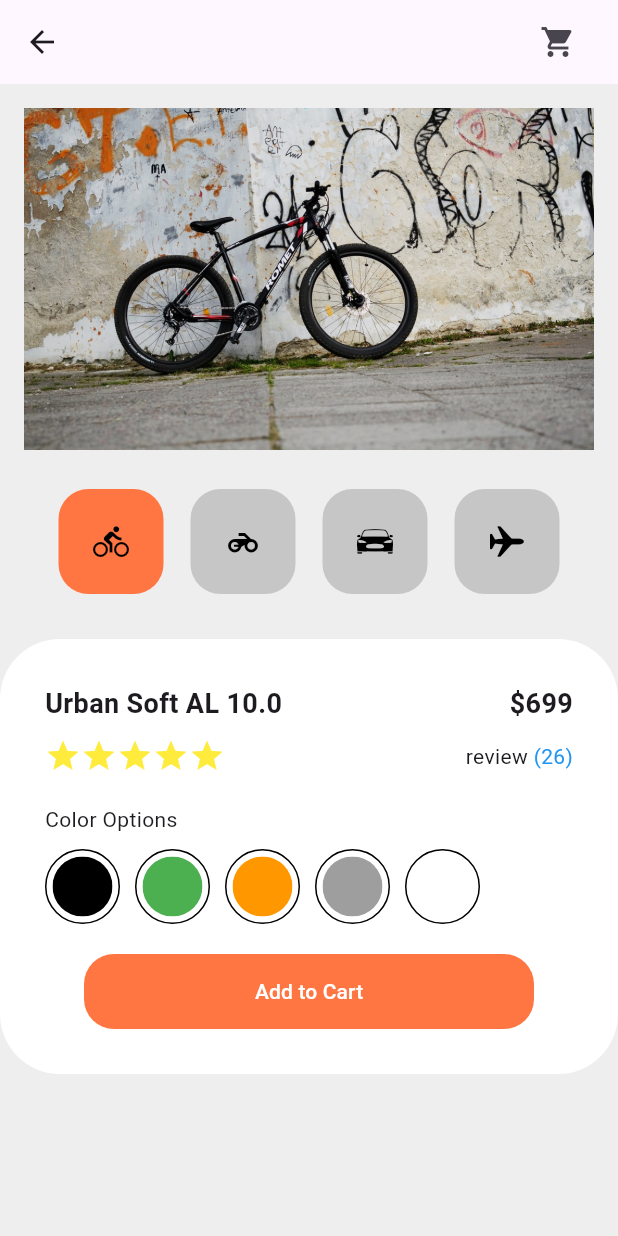
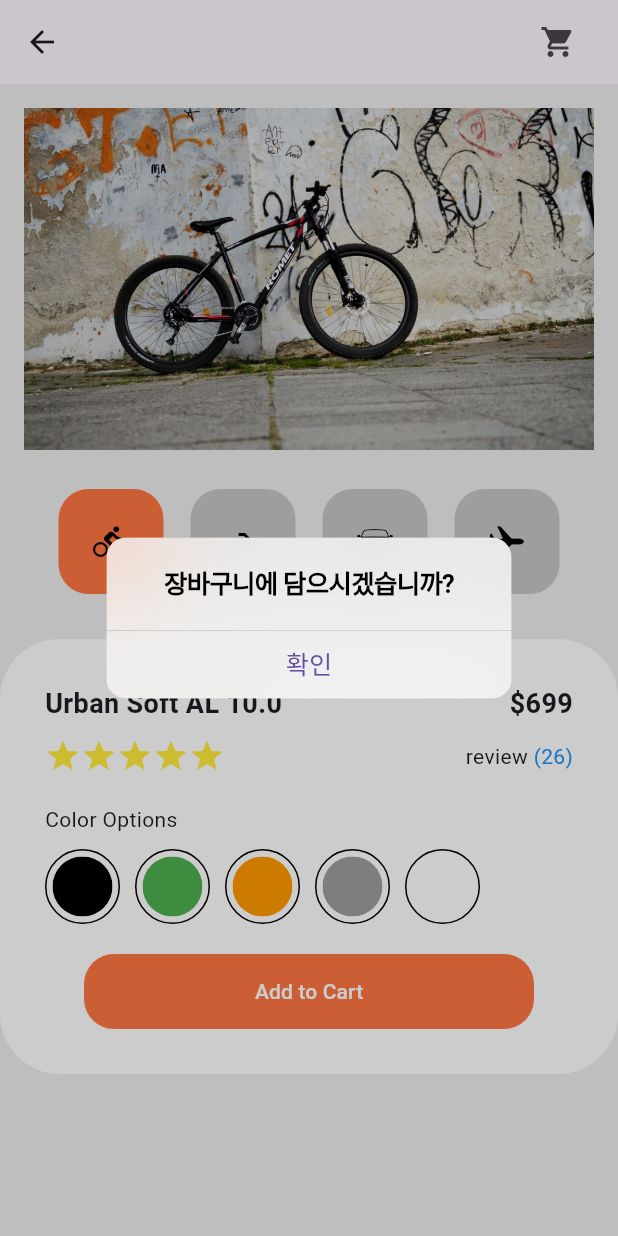
Before and after one commit to hyeonnnit/flutter_shoppingCart_app, a Flutter app: the screen it shows after launch, after a tap on "Add to Cart", on a phone screen of 412 x 824 dp. Run offline on Flutter 3.47's test engine with Material 3 defaults, Android fonts, the phone set to English and light mode, and no system bars.

Commit message:
detail alert

```diff
--- a/lib/conponents/shoppingCart_detail.dart
+++ b/lib/conponents/shoppingCart_detail.dart
@@ -1,5 +1,3 @@
-import 'dart:js';
-
 import 'package:flutter/cupertino.dart';
 import 'package:flutter/material.dart';
 import 'package:shopping_cart_app/constants.dart';
@@ -125,7 +123,22 @@ class ShoppingCartDetail extends StatelessWidget {
   Widget _buildDetailButton(BuildContext context) {
     return Align(
       child: TextButton(
-        onPressed: () {},
+        onPressed: () {
+          showCupertinoDialog(
+            context: context,
+            builder: (context) => CupertinoAlertDialog(
+              title: Text("장바구니에 담으시겠습니까?"),
+              actions: [
+                CupertinoDialogAction(
+                  child: Text("확인"),
+                  onPressed: () {
+                    Navigator.pop(context);
+                  },
+                ),
+              ],
+            ),
+          );
+        },
         style: TextButton.styleFrom(
           backgroundColor: kAccentColor,
           minimumSize: Size(300, 50),
```
